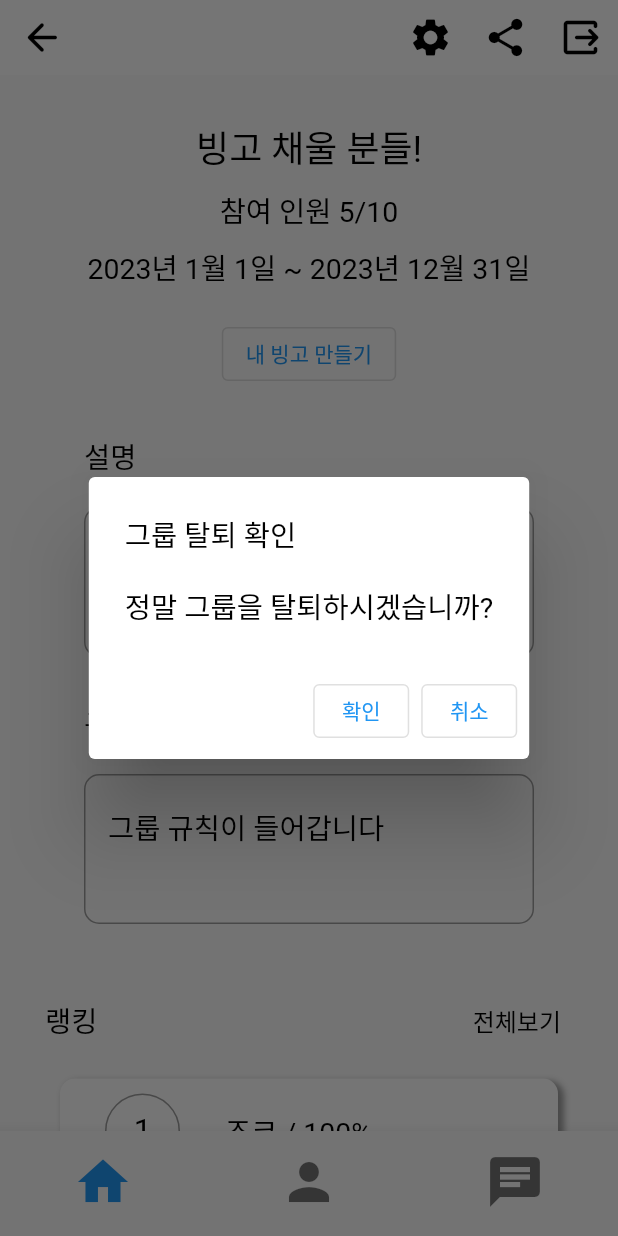
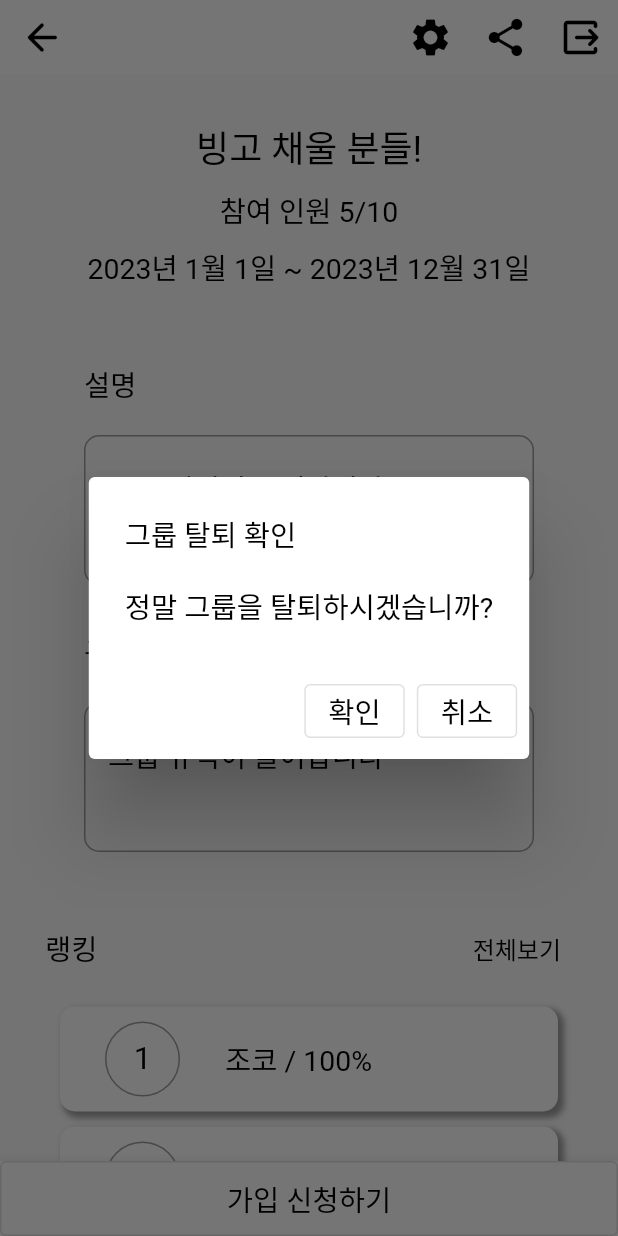
Before and after one commit to chaewool/Bin-goT, a Flutter app: the screen it shows after launch, after a tap on the "output" icon, on a phone screen of 412 x 824 dp. Run offline on Flutter 3.47's test engine with Material 2 defaults, Android fonts, the phone set to English and light mode, and no system bars; our stand-ins replace contained_tab_bar_view, image_picker, table_calendar; missing offline and left inert: kakao_flutter_sdk; Roboto replaces fonts that are missing (RIDIBatang).

Commit message:
#17 :sparkles: feat: applying turning point in group main page

```diff
--- a/frontend/lib/pages/bingo_detail_page.dart
+++ b/frontend/lib/pages/bingo_detail_page.dart
@@ -49,7 +49,7 @@ class BingoDetail extends StatelessWidget {
           CustomText(content: '달성률 : $achieve%', fontSize: FontSize.largeSize)
         ],
       ),
-      bottomNavigationBar: const BottomBar(),
+      bottomNavigationBar: const BottomBar(isMember: true),
     );
   }
 }
--- a/frontend/lib/pages/group_main_page.dart
+++ b/frontend/lib/pages/group_main_page.dart
@@ -1,4 +1,6 @@
+import 'package:bin_got/pages/bingo_detail_page.dart';
 import 'package:bin_got/pages/bingo_form_page.dart';
+import 'package:bin_got/utilities/global_func.dart';
 import 'package:bin_got/utilities/style_utils.dart';
 import 'package:bin_got/widgets/app_bar.dart';
 import 'package:bin_got/widgets/bottom_bar.dart';
@@ -12,6 +14,7 @@ import 'package:flutter/material.dart';
 class GroupMain extends StatelessWidget {
   final String groupName, start, end, explain, rule;
   final int cnt, headcount;
+  final bool isMember, hasBingo;
   const GroupMain({
     super.key,
     // required this.groupName,
@@ -26,26 +29,14 @@ class GroupMain extends StatelessWidget {
     this.headcount = 10,
     this.explain = '그룹 설명이 들어갑니다',
     this.rule = '그룹 규칙이 들어갑니다',
+    this.isMember = false,
+    this.hasBingo = false,
   });
 
   @override
   Widget build(BuildContext context) {
     const achievementList = [100, 90, 85];
     const nicknameList = ['조코', '아아', '닉넴'];
-    void toCreateBingo() {
-      Navigator.push(
-          context, MaterialPageRoute(builder: (context) => const BingoForm()));
-    }
-
-    void toGroupRank() {
-      Navigator.push(
-          context,
-          MaterialPageRoute(
-              builder: (context) => const GroupRank(
-                  cnt: 3,
-                  achievementList: achievementList,
-                  nicknameList: nicknameList)));
-    }
 
     return Scaffold(
       appBar: const PreferredSize(
@@ -72,7 +63,16 @@ class GroupMain extends StatelessWidget {
                 ],
               ),
               const SizedBox(height: 20),
-              CustomButton(methodFunc: toCreateBingo, buttonText: '내 빙고 만들기'),
+              isMember
+                  ? CustomButton(
+                      methodFunc: () => toOtherPage(
+                            context: context,
+                            page: hasBingo
+                                ? const BingoDetail()
+                                : const BingoForm(),
+                          ),
+                      buttonText: hasBingo ? '내 빙고 보기' : '내 빙고 만들기')
+                  : const SizedBox(),
               ShowContentBox(contentTitle: '설명', content: explain),
               ShowContentBox(contentTitle: '규칙', content: rule),
               Padding(
@@ -88,7 +88,12 @@ class GroupMain extends StatelessWidget {
                           const CustomText(
                               content: '랭킹', fontSize: FontSize.textSize),
                           TextButton(
-                              onPressed: toGroupRank,
+                              onPressed: () => toOtherPage(
+                                  context: context,
+                                  page: const GroupRank(
+                                      cnt: 3,
+                                      achievementList: achievementList,
+                                      nicknameList: nicknameList)),
                               child: const CustomText(
                                 content: '전체보기',
                                 fontSize: FontSize.smallSize,
@@ -109,7 +114,7 @@ class GroupMain extends StatelessWidget {
           ),
         ),
       ),
-      bottomNavigationBar: const BottomBar(),
+      bottomNavigationBar: BottomBar(isMember: isMember),
     );
   }
 }
@@ -149,7 +154,7 @@ class GroupRank extends StatelessWidget {
           ),
         ),
       ),
-      bottomNavigationBar: const BottomBar(),
+      bottomNavigationBar: const BottomBar(isMember: true),
     );
   }
 }
@@ -163,7 +168,9 @@ class GroupAdmin extends StatelessWidget {
     return const Scaffold(
       appBar: AdminAppBar(),
       body: GroupAdminTabBar(),
-      bottomNavigationBar: BottomBar(),
+      bottomNavigationBar: BottomBar(
+        isMember: true,
+      ),
     );
   }
 }
--- a/frontend/lib/utilities/image_icon_utils.dart
+++ b/frontend/lib/utilities/image_icon_utils.dart
@@ -21,3 +21,5 @@ const colorIcon = Icons.format_color_fill_rounded;
 const drawIcon = Icons.draw_outlined;
 const fontIcon = Icons.font_download;
 const emojiIcon = Icons.emoji_emotions_outlined;
+const homeIcon = Icons.home;
+const chatIcon = Icons.chat;
--- a/frontend/lib/utilities/style_utils.dart
+++ b/frontend/lib/utilities/style_utils.dart
@@ -5,6 +5,8 @@ const backgroundColor = Color(0xFFF4FCF9);
 const blackColor = Colors.black;
 const whiteColor = Colors.white;
 const greyColor = Colors.grey;
+const redColor = Colors.red;
+const greenColor = Colors.green;
 
 //* 글씨체
 const double titleSize = 24;
--- a/frontend/lib/widgets/bottom_bar.dart
+++ b/frontend/lib/widgets/bottom_bar.dart
@@ -1,32 +1,64 @@
 import 'package:bin_got/pages/group_form_page.dart';
-import 'package:bin_got/pages/main_page.dart';
+import 'package:bin_got/utilities/global_func.dart';
+import 'package:bin_got/utilities/image_icon_utils.dart';
+import 'package:bin_got/utilities/style_utils.dart';
 import 'package:bin_got/widgets/button.dart';
+import 'package:bin_got/widgets/icon.dart';
 import 'package:flutter/material.dart';
 
 class BottomBar extends StatelessWidget {
+  final bool isMember;
   const BottomBar({
     super.key,
+    required this.isMember,
   });
 
   @override
   Widget build(BuildContext context) {
-    return BottomNavigationBar(
+    return isMember
+        ? BottomNavigationBar(
             showSelectedLabels: false,
             showUnselectedLabels: false,
-        items: const <BottomNavigationBarItem>[
+            items: const [
                 BottomNavigationBarItem(
-            icon: Icon(Icons.home, size: 40),
+                  icon: CustomIcon(
+                    icon: homeIcon,
+                    size: 40,
+                    color: greyColor,
+                  ),
                   label: 'home',
                 ),
                 BottomNavigationBarItem(
-            icon: Icon(Icons.person, size: 40),
+                  icon: CustomIcon(
+                    icon: myPageIcon,
+                    size: 40,
+                    color: greyColor,
+                  ),
                   label: 'myPage',
                 ),
                 BottomNavigationBarItem(
-            icon: Icon(Icons.chat, size: 40),
+                  icon: CustomIcon(
+                    icon: chatIcon,
+                    size: 40,
+                    color: greyColor,
+                  ),
                   label: 'groupChat',
                 ),
-        ]);
+              ])
+        : BottomAppBar(
+            child: SizedBox(
+              height: 50,
+              child: CustomButton(
+                buttonText: '가입 신청하기',
+                methodFunc: () => showAlert(
+                  context: context,
+                  title: '가입 신청',
+                  content: '가입 신청되었습니다.',
+                  hasCancel: false,
+                ),
+              ),
+            ),
+          );
   }
 }
 
@@ -36,38 +68,25 @@ class FormBottomBar extends StatelessWidget {
 
   @override
   Widget build(BuildContext context) {
-    void toNextPage() {
-      Navigator.push(context,
-          MaterialPageRoute(builder: (context) => const GroupSecondForm()));
-    }
-
-    void toMainPage() {
-      Navigator.push(
-          context, MaterialPageRoute(builder: (context) => const Main()));
-    }
-
-    void toBeforePage() {
-      Navigator.push(context,
-          MaterialPageRoute(builder: (context) => const GroupFirstForm()));
-    }
-
-    void toCompletePage() {
-      Navigator.push(
-          context,
-          MaterialPageRoute(
-              builder: (context) => const GroupCreateCompleted()));
-    }
-
     return BottomAppBar(
         color: Colors.grey,
         child: Row(
           mainAxisAlignment: MainAxisAlignment.spaceEvenly,
           children: [
             CustomButton(
-                methodFunc: isFirstPage ? toMainPage : toBeforePage,
+                methodFunc: () => isFirstPage
+                    ? toBack(context: context)
+                    : toOtherPage(
+                        context: context,
+                        page: const GroupFirstForm(),
+                      ),
                 buttonText: isFirstPage ? '취소' : '이전'),
             CustomButton(
-                methodFunc: isFirstPage ? toNextPage : toCompletePage,
+                methodFunc: () => toOtherPage(
+                    context: context,
+                    page: isFirstPage
+                        ? const GroupSecondForm()
+                        : const GroupCreateCompleted()),
                 buttonText: isFirstPage ? '다음' : '완료')
           ],
         ));
--- a/frontend/lib/widgets/button.dart
+++ b/frontend/lib/widgets/button.dart
@@ -1,55 +1,30 @@
-import 'package:bin_got/pages/group_main_page.dart';
-import 'package:bin_got/pages/main_page.dart';
 import 'package:bin_got/utilities/global_func.dart';
 import 'package:bin_got/utilities/image_icon_utils.dart';
 import 'package:bin_got/utilities/style_utils.dart';
 import 'package:bin_got/utilities/type_def_utils.dart';
 import 'package:bin_got/widgets/icon.dart';
+import 'package:bin_got/widgets/text.dart';
 import 'package:flutter/material.dart';
 
 class CustomButton extends StatelessWidget {
   final ReturnVoid methodFunc;
   final String buttonText;
+  final FontSize? fontSize;
   const CustomButton(
-      {super.key, required this.methodFunc, required this.buttonText});
+      {super.key,
+      required this.methodFunc,
+      required this.buttonText,
+      this.fontSize});
 
   @override
   Widget build(BuildContext context) {
     return OutlinedButton(
       onPressed: methodFunc,
-      child: Text(buttonText),
-      // style: ButtonStyle(textStyle: MaterialStateProperty.),
+      child: CustomText(
+        content: buttonText,
+        fontSize: fontSize ?? FontSize.textSize,
+      ),
     );
-  }
-}
-
-class ToMainButton extends StatelessWidget {
-  final String buttonText;
-  const ToMainButton({super.key, required this.buttonText});
-
-  @override
-  Widget build(BuildContext context) {
-    return OutlinedButton(
-        onPressed: () {
-          Navigator.push(
-              context, MaterialPageRoute(builder: (context) => const Main()));
-        },
-        child: Text(buttonText));
-  }
-}
-
-class ToGroupMainButton extends StatelessWidget {
-  final String buttonText;
-  const ToGroupMainButton({super.key, required this.buttonText});
-
-  @override
-  Widget build(BuildContext context) {
-    return OutlinedButton(
-        onPressed: () {
-          Navigator.push(context,
-              MaterialPageRoute(builder: (context) => const GroupMain()));
-        },
-        child: Text(buttonText));
   }
 }
 
@@ -90,8 +65,7 @@ class CustomIconButton extends StatelessWidget {
   Widget build(BuildContext context) {
     return IconButton(
       onPressed: onPressed,
-      icon: CustomIcon(icon: icon),
-      color: color,
+      icon: CustomIcon(icon: icon, color: color),
       iconSize: size,
       padding: EdgeInsets.zero,
       constraints: const BoxConstraints(),
--- a/frontend/lib/widgets/icon.dart
+++ b/frontend/lib/widgets/icon.dart
@@ -19,17 +19,18 @@ class CustomIcon extends StatelessWidget {
 class IconInRow extends StatelessWidget {
   final IconData icon;
   final ReturnVoid onPressed;
-  const IconInRow({
-    super.key,
-    required this.icon,
-    required this.onPressed,
-  });
+  final Color color;
+  const IconInRow(
+      {super.key,
+      required this.icon,
+      required this.onPressed,
+      this.color = blackColor});
 
   @override
   Widget build(BuildContext context) {
     return Padding(
       padding: const EdgeInsets.symmetric(horizontal: 10),
-      child: CustomIconButton(icon: icon, onPressed: onPressed),
+      child: CustomIconButton(icon: icon, onPressed: onPressed, color: color),
     );
   }
 }
--- a/frontend/lib/widgets/modal.dart
+++ b/frontend/lib/widgets/modal.dart
@@ -1,5 +1,6 @@
 import 'dart:io';
 
+import 'package:bin_got/utilities/global_func.dart';
 import 'package:bin_got/utilities/image_icon_utils.dart';
 import 'package:bin_got/utilities/style_utils.dart';
 import 'package:bin_got/utilities/type_def_utils.dart';
@@ -81,26 +82,29 @@ class ImageModal extends StatelessWidget {
 
 class CustomAlert extends StatelessWidget {
   final String title, content;
-  final ReturnVoid onPressed;
+  final ReturnVoid? onPressed;
+  final bool hasCancel;
   const CustomAlert({
     super.key,
     required this.title,
     required this.content,
-    required this.onPressed,
+    this.hasCancel = true,
+    this.onPressed,
   });
 
   @override
   Widget build(BuildContext context) {
-    void closeAlert() {
-      Navigator.pop(context);
-    }
-
     return AlertDialog(
       title: CustomText(content: title, fontSize: FontSize.textSize),
       content: CustomText(content: content, fontSize: FontSize.textSize),
       actions: [
-        CustomButton(methodFunc: onPressed, buttonText: '확인'),
-        CustomButton(methodFunc: closeAlert, buttonText: '취소'),
+        CustomButton(
+            methodFunc: onPressed ?? () => toBack(context: context),
+            buttonText: '확인'),
+        hasCancel
+            ? CustomButton(
+                methodFunc: () => toBack(context: context), buttonText: '취소')
+            : const SizedBox(),
       ],
     );
   }
```
Also changed, not shown: frontend/lib/pages/group_form_page.dart (+6 -1 lines), frontend/lib/utilities/global_func.dart (+8 -5 lines), frontend/lib/widgets/list.dart (+10 -2 lines). Lines whose indentation alone changed are shown as unchanged.
